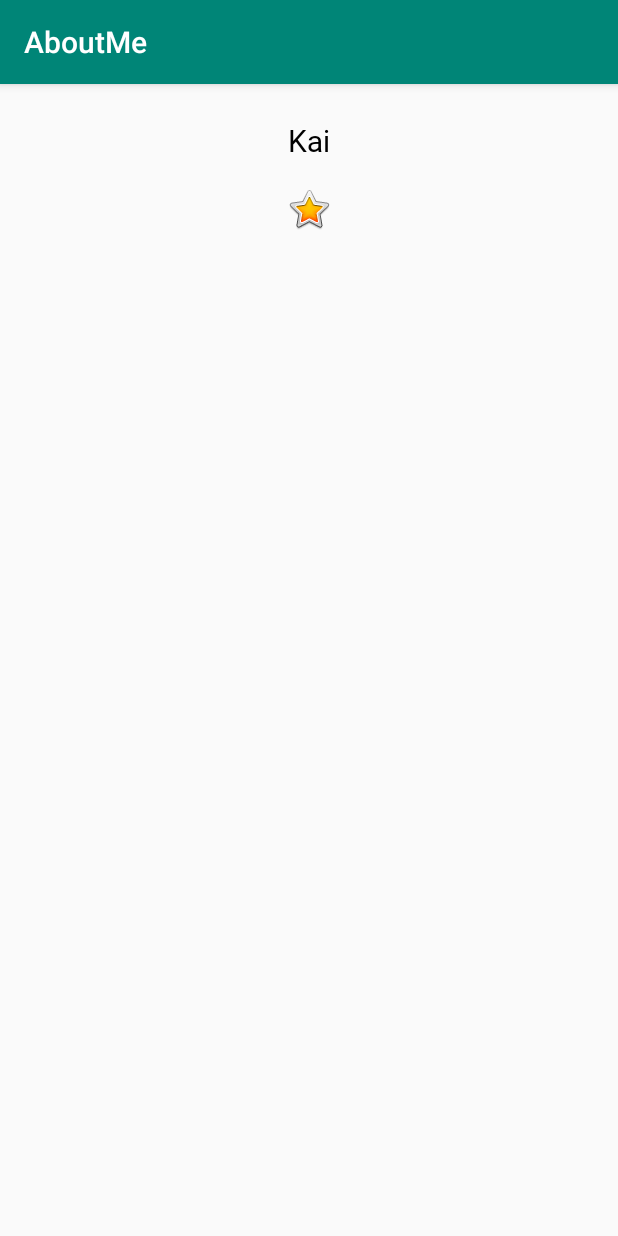
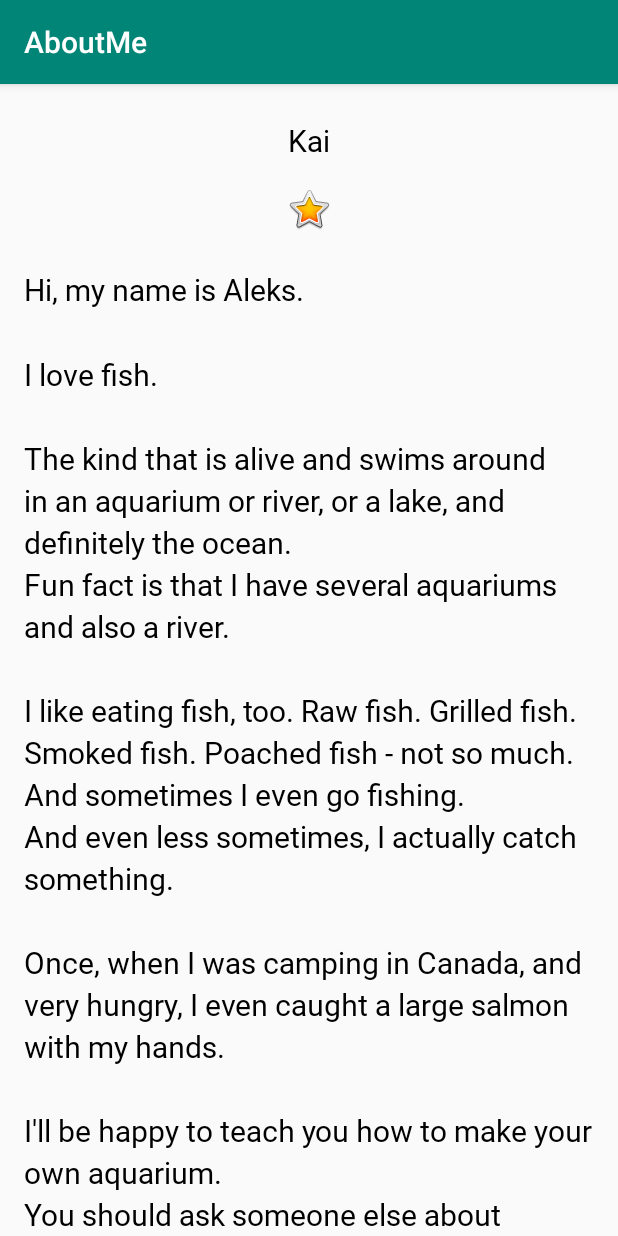
Before and after one commit to doannnd/AboutMe, an Android app: the screen it shows after launch (MainActivity), on a phone screen of 412 x 824 dp. Run offline under Robolectric (Android 15) with nearby library versions, the phone set to English and light mode, and no system bars.

Commit message:
add a scroll view

```diff
--- a/app/src/main/res/layout/activity_main.xml
+++ b/app/src/main/res/layout/activity_main.xml
@@ -4,6 +4,8 @@
     xmlns:tools="http://schemas.android.com/tools"
     android:layout_width="match_parent"
     android:layout_height="match_parent"
+    android:paddingStart="16dp"
+    android:paddingEnd="16dp"
     android:orientation="vertical"
     tools:context=".MainActivity">
 
@@ -23,4 +25,20 @@
         app:srcCompat="@android:drawable/btn_star_big_on"
         android:contentDescription="@string/yellow_star" />
 
+    <ScrollView
+        android:id="@+id/bio_scroll"
+        android:layout_width="match_parent"
+        android:layout_height="match_parent">
+
+
+        <TextView
+            android:id="@+id/bio_text"
+            style="@style/NameStyle"
+            android:layout_width="match_parent"
+            android:layout_height="wrap_content"
+            android:text="@string/bio"
+            android:lineSpacingMultiplier="1.2"/>
+
+    </ScrollView>
+
 </LinearLayout>
--- a/app/src/main/res/values/strings.xml
+++ b/app/src/main/res/values/strings.xml
@@ -2,4 +2,14 @@
     <string name="app_name">AboutMe</string>
     <string name="name">Kai</string>
     <string name="yellow_star">Yellow Star</string>
+    <string name="bio">Hi, my name is Aleks.
+\n\nI love fish.
+\n\nThe kind that is alive and swims around in an aquarium or river, or a lake, and definitely the ocean.
+\nFun fact is that I have several aquariums and also a river.
+\n\nI like eating fish, too. Raw fish. Grilled fish. Smoked fish. Poached fish - not so much.
+\nAnd sometimes I even go fishing.
+\nAnd even less sometimes, I actually catch something.
+\n\nOnce, when I was camping in Canada, and very hungry, I even caught a large salmon with my hands.
+\n\nI\'ll be happy to teach you how to make your own aquarium.
+\nYou should ask someone else about fishing, though.\n\n</string>
 </resources>
```
